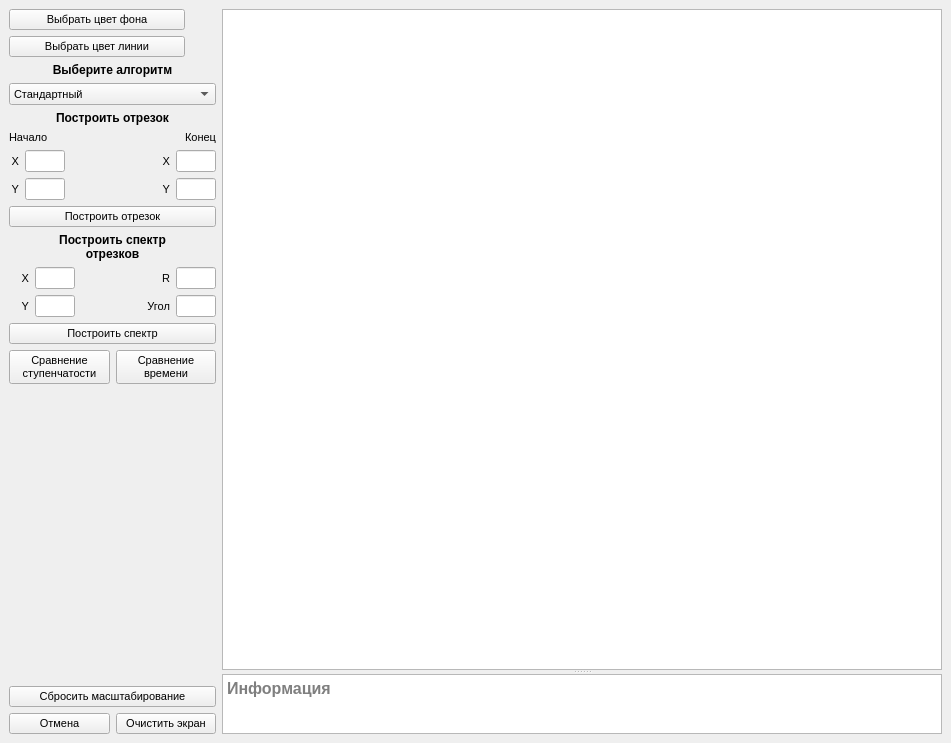
Old version of the form lab_03/mainwindow.ui in the repository AskaryanKarine/BMSTU-CG.
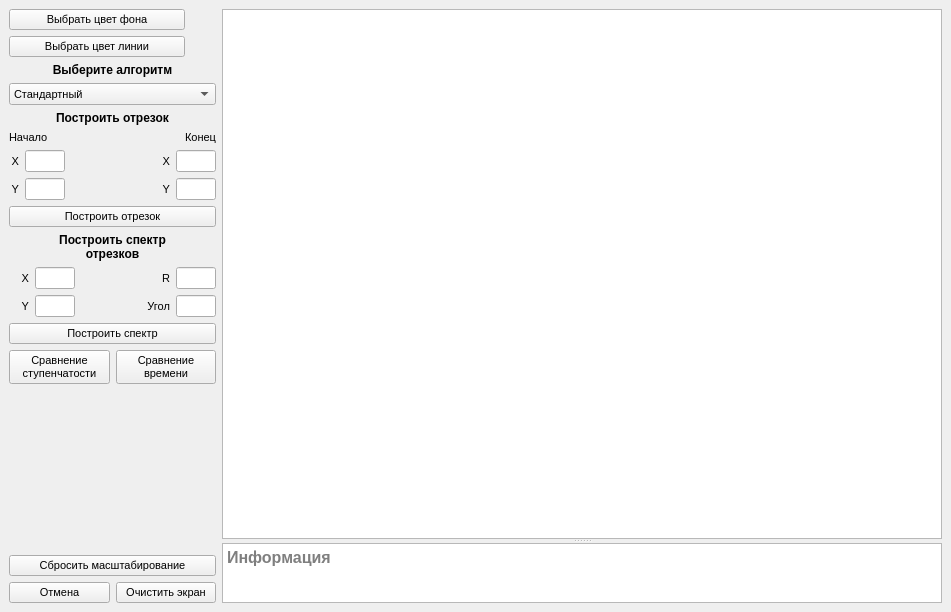
New version of the form.

Diff of the .ui file:
```diff
--- a/lab_03/mainwindow.ui
+++ b/lab_03/mainwindow.ui
@@ -7,7 +7,7 @@
     <x>0</x>
     <y>0</y>
     <width>951</width>
-    <height>743</height>
+    <height>612</height>
    </rect>
   </property>
   <property name="maximumSize">
@@ -608,6 +608,7 @@
        <property name="font">
         <font>
          <pointsize>12</pointsize>
+         <weight>75</weight>
          <bold>true</bold>
         </font>
        </property>
```
Left out of the diff: 13 changed lines with no effect on the pictures.
